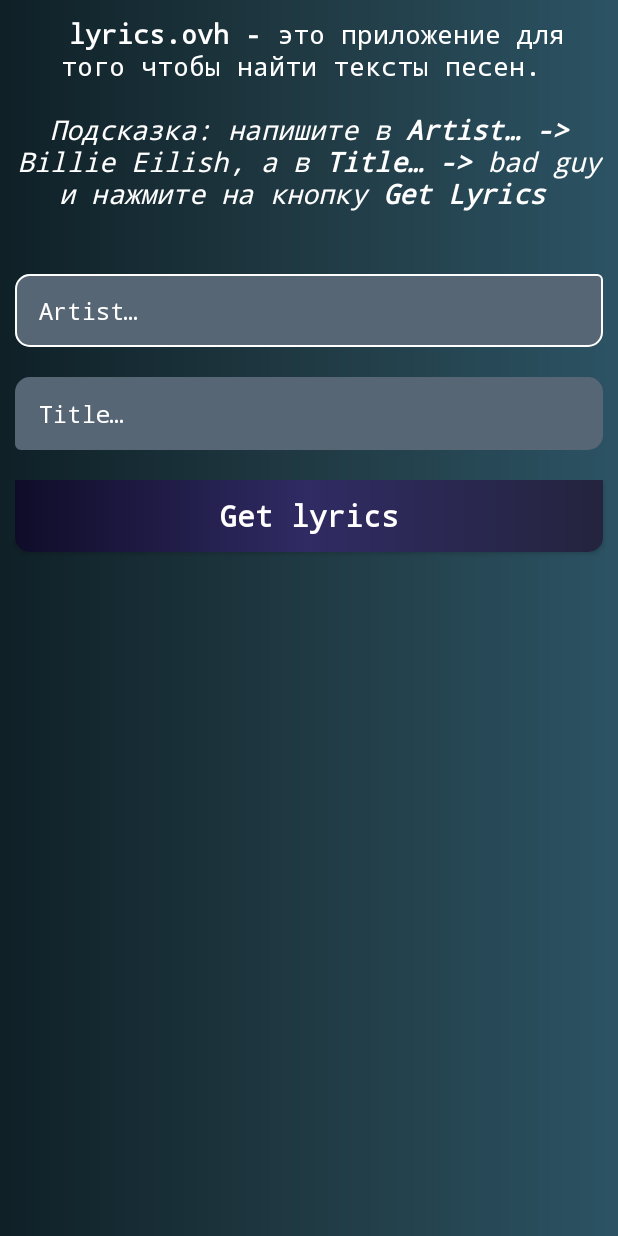
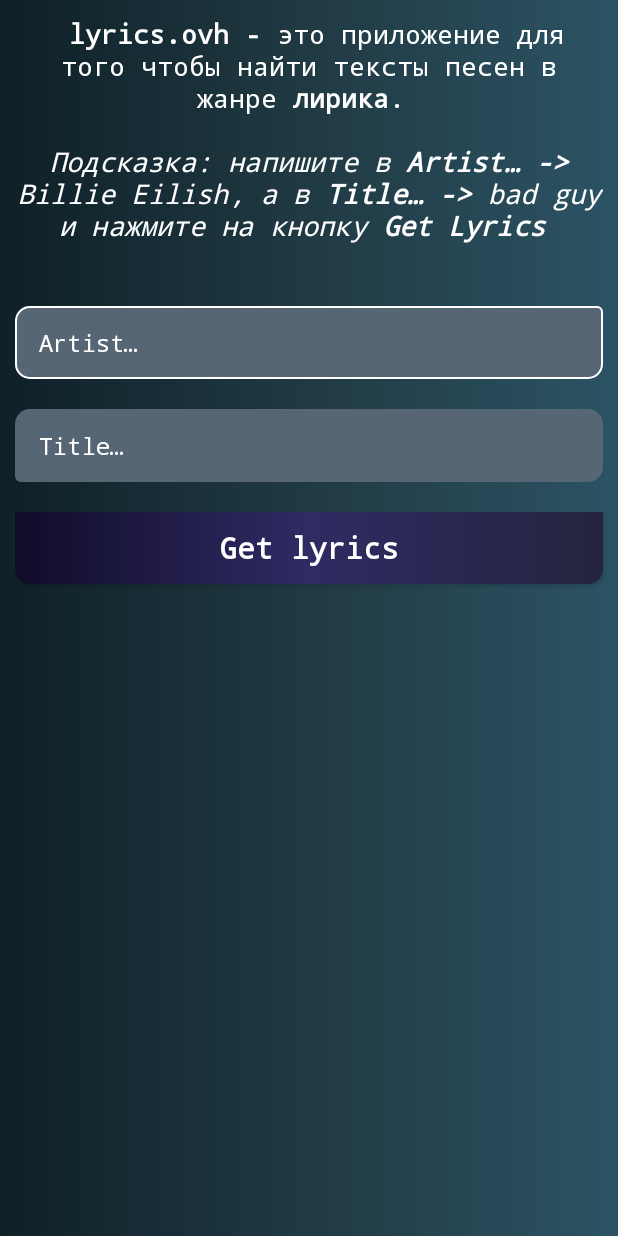
Before and after one commit to TheAlisher/lyrics.ovhApp, an Android app: the screen it shows after launch (MainActivity), on a phone screen of 412 x 824 dp. Run offline under Robolectric (Android 15) with nearby library versions, the phone set to English and light mode, and no system bars.

Commit message:
correction strings.xml

```diff
--- a/app/src/main/res/values/strings.xml
+++ b/app/src/main/res/values/strings.xml
@@ -2,7 +2,7 @@
     <string name="app_name">lyrics.ovh App</string>
 
     <string name="text_main_onboard">
-        <b>lyrics.ovh -</b> это приложение для того чтобы найти тексты песен.
+        <b>lyrics.ovh -</b> это приложение для того чтобы найти тексты песен в жанре <b>лирика</b>.
         \n
         \n<i>Подсказка: напишите в<b> Artist… -> </b>Billie Eilish, а в<b> Title… -> </b>bad guy
         и нажмите на кнопку <b>Get Lyrics</b></i>
```
